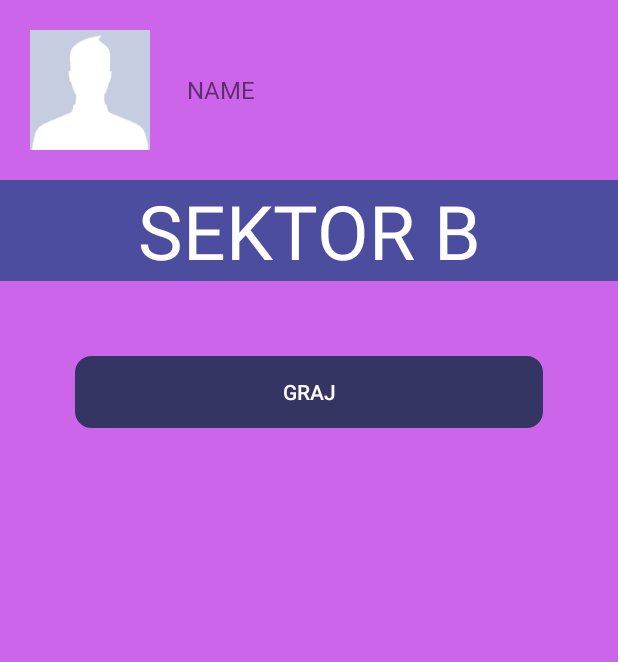
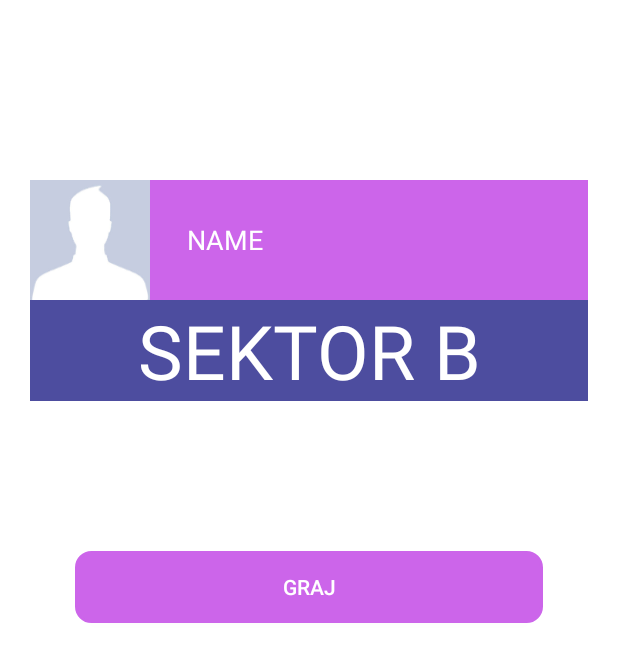
Before and after one commit to Marchuck/TauronRealityHack, an Android app: the layout activity_main.xml on its own in the app's theme, with its tools: preview values and no code run, on a phone screen of 412 x 824 dp. Shown: the top 662 px of the screen. Run offline under Robolectric (Android 15) with nearby library versions, the phone set to English and light mode, and no system bars; plain views replace RobotoTextView.

Commit message:
podpięcie ekranu quizów

```diff
--- a/app/src/main/java/pl/marczak/tauronrealityhack/activity/MainActivity.java
+++ b/app/src/main/java/pl/marczak/tauronrealityhack/activity/MainActivity.java
@@ -22,6 +22,7 @@ import butterknife.ButterKnife;
 import butterknife.OnClick;
 import pl.marczak.tauronrealityhack.L;
 import pl.marczak.tauronrealityhack.R;
+import pl.marczak.tauronrealityhack.fragment.QuizDialogFragment;
 import pl.marczak.tauronrealityhack.model.User;
 import pl.marczak.tauronrealityhack.model.UserData;
 
@@ -106,6 +107,8 @@ public class MainActivity extends AppCompatActivity {
 
     @OnClick(R.id.login_button)
     public void onClick() {
+        QuizDialogFragment.newInstance().show(getSupportFragmentManager(), null);
+
     }
 
 
--- a/app/src/main/java/pl/marczak/tauronrealityhack/fragment/QuizDialogFragment.java
+++ b/app/src/main/java/pl/marczak/tauronrealityhack/fragment/QuizDialogFragment.java
@@ -20,18 +20,12 @@ import com.orhanobut.hawk.Hawk;
 
 import org.greenrobot.eventbus.EventBus;
 
-import java.util.Collections;
-import java.util.List;
-import java.util.Random;
-
 import butterknife.Bind;
 import butterknife.ButterKnife;
 import butterknife.OnClick;
 import pl.marczak.tauronrealityhack.Constants;
-import pl.marczak.tauronrealityhack.L;
 import pl.marczak.tauronrealityhack.R;
 import pl.marczak.tauronrealityhack.adapter.QuizAnswersAdapter;
-import pl.marczak.tauronrealityhack.model.AnswerShortResponse;
 import pl.marczak.tauronrealityhack.model.QuizResponse;
 
 
@@ -97,9 +91,7 @@ public class QuizDialogFragment extends CustomDialog {
         super.onActivityCreated(savedInstanceState);
 
         data = Hawk.get(Constants.QUIZ);
-        L.d("QuizDialogFragment.onActivityCreated() " + data.toString());
 
-        shuffle(data);
 
 
         handler = new Handler();
@@ -109,20 +101,10 @@ public class QuizDialogFragment extends CustomDialog {
             adapter = new QuizAnswersAdapter(getActivity(), data);
             mLvQuizDialogAnswerOptions.setAdapter(adapter);
         } else {
-            dismiss();
         }
 
     }
 
-    private void shuffle(QuizResponse data) {
-
-        List<AnswerShortResponse> answersList = data.getAnswers();
-
-        Collections.shuffle(answersList, new Random(System.nanoTime()));
-
-        data.setAnswers(answersList);
-
-    }
 
 
     @Override
--- a/app/src/main/res/layout/activity_main.xml
+++ b/app/src/main/res/layout/activity_main.xml
@@ -6,14 +6,16 @@
     android:layout_width="match_parent"
     android:layout_height="match_parent"
     android:orientation="vertical"
-    android:background="@color/colorPrimary"
-    tools:context="pl.marczak.tauronrealityhack.MainActivity">
+    android:background="@color/white"
+    >
 
     <LinearLayout
         android:layout_width="match_parent"
         android:layout_height="wrap_content"
         android:background="@color/colorPrimary"
-        android:layout_margin="@dimen/profile_details_margin"
+        android:layout_marginTop="120dp"
+        android:layout_marginLeft="@dimen/profile_details_margin"
+        android:layout_marginRight="@dimen/profile_details_margin"
         android:orientation="horizontal">
 
         <FrameLayout
@@ -51,7 +53,8 @@
                 android:layout_height="wrap_content"
                 android:layout_gravity="left|bottom"
                 android:text="NAME"
-                android:textSize="@dimen/text_medium"
+                android:textColor="@color/white"
+                android:textSize="18sp"
                 app:fontFamily="roboto"
                 app:textWeight="medium"
                 android:layout_marginLeft="12dp"
@@ -63,6 +66,9 @@
     </LinearLayout>
 
     <TextView
+        android:layout_marginLeft="@dimen/profile_details_margin"
+        android:layout_marginRight="@dimen/profile_details_margin"
+
         android:layout_width="match_parent"
         android:layout_height="wrap_content"
         android:text="SEKTOR B"
@@ -76,12 +82,15 @@
         android:id="@+id/login_button"
         android:layout_width="match_parent"
         android:layout_height="wrap_content"
-        android:layout_margin="50dp"
+        android:layout_marginTop="100dp"
+        android:layout_marginLeft="50dp"
+        android:layout_marginRight="50dp"
         android:layout_gravity="center"
         android:paddingRight="@dimen/login_margin_big"
         android:paddingLeft="@dimen/login_margin_big"
         android:background="@drawable/login_button"
         android:text="GRAJ"
+        android:backgroundTint="@color/colorPrimary"
         android:textColor="@drawable/login_button_text"  />
 
 
--- a/app/src/main/res/values/styles.xml
+++ b/app/src/main/res/values/styles.xml
@@ -1,7 +1,7 @@
 <resources>
 
     <!-- Base application theme. -->
-    <style name="AppTheme" parent="Theme.AppCompat.Light.DarkActionBar">
+    <style name="AppTheme" parent="Theme.AppCompat.Light.NoActionBar">
         <!-- Customize your theme here. -->
         <item name="colorPrimary">@color/colorPrimary</item>
         <item name="colorPrimaryDark">@color/colorPrimaryDark</item>
```
